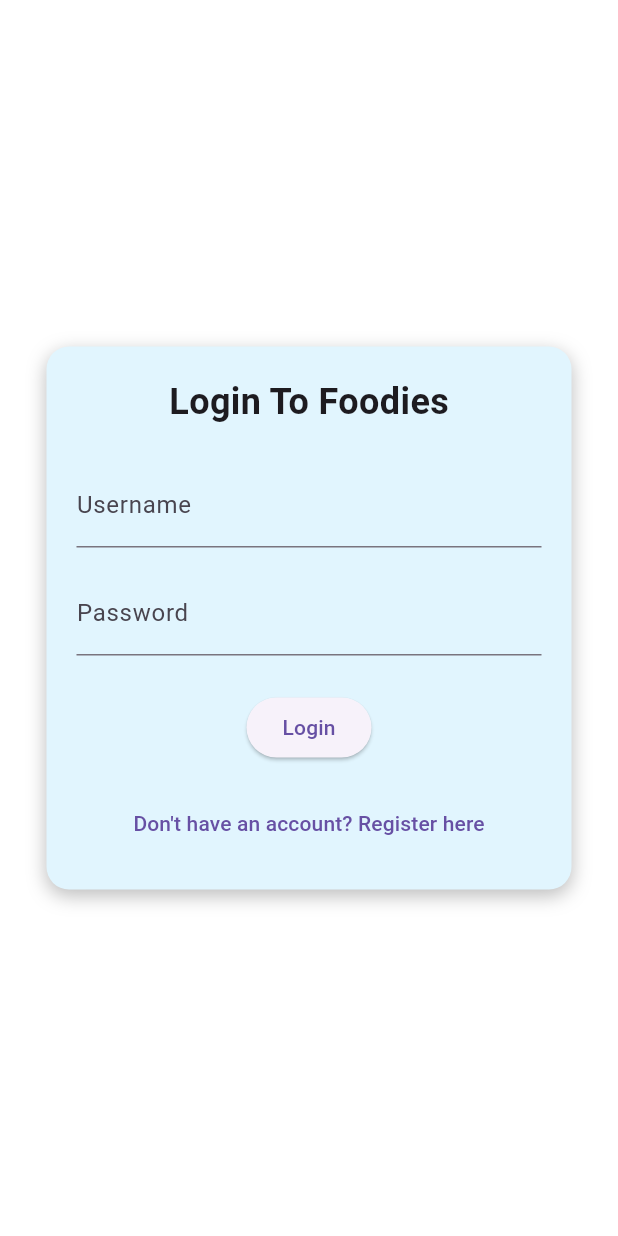
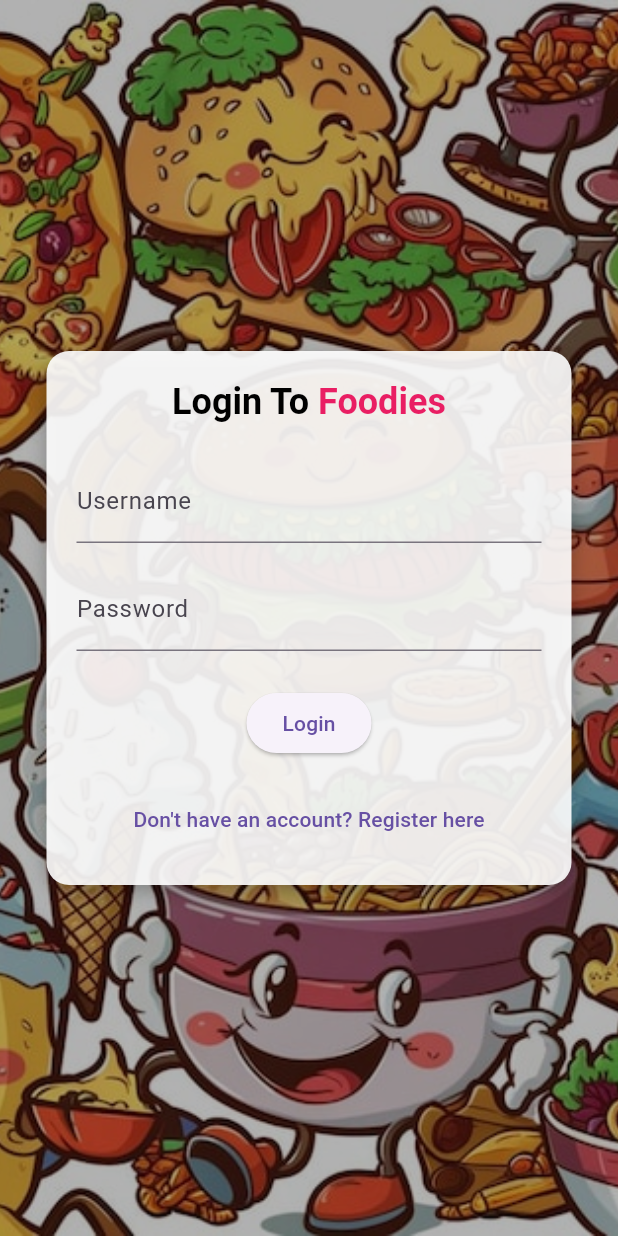
Before and after one commit to thisalma/Assignment-2-Mobile-App-Development, a Flutter app: the screen it shows after launch, on a phone screen of 412 x 824 dp. Run offline on Flutter 3.47's test engine with Material 3 defaults, Android fonts, the phone set to English and light mode, and no system bars.

Commit message:
inserting background pic ✨

```diff
--- a/lib/login.dart
+++ b/lib/login.dart
@@ -1,3 +1,5 @@
+// ignore_for_file: deprecated_member_use, duplicate_ignore
+
 import 'package:flutter/material.dart';
 import 'register.dart';
 import 'home.dart';
@@ -17,12 +19,29 @@ class _LoginScreenState extends State<LoginScreen> {
   @override
   Widget build(BuildContext context) {
     return Scaffold(
-      body: Center(
+      body: Stack(
+        children: [
+          // Background image
+          Container(
+            decoration: const BoxDecoration(
+              image: DecorationImage(
+                image: AssetImage('assets/images/food-pictures.jpg'), // <-- Your image
+                fit: BoxFit.cover,
+              ),
+            ),
+          ),
+          // Dark overlay for better readability
+          Container(
+            // ignore: deprecated_member_use
+            color: Colors.black.withOpacity(0.3),
+          ),
+          // Center login form
+          Center(
             child: Container(
               width: 350,
               padding: const EdgeInsets.all(20),
               decoration: BoxDecoration(
-            color: Colors.lightBlue.shade50,
+                color: Colors.white.withOpacity(0.9),
                 borderRadius: BorderRadius.circular(15),
                 boxShadow: const [
                   BoxShadow(
@@ -37,16 +56,36 @@ class _LoginScreenState extends State<LoginScreen> {
                 child: Column(
                   mainAxisSize: MainAxisSize.min,
                   children: [
-                const Text(
-                  'Login To Foodies',
-                  style: TextStyle(fontSize: 24, fontWeight: FontWeight.bold),
+                    RichText(
+                      text: const TextSpan(
+                        children: [
+                          TextSpan(
+                            text: 'Login To ',
+                            style: TextStyle(
+                              fontSize: 24,
+                              fontWeight: FontWeight.bold,
+                              color: Colors.black,
+                            ),
+                          ),
+                          TextSpan(
+                            text: 'Foodies',
+                            style: TextStyle(
+                              fontSize: 24,
+                              fontWeight: FontWeight.bold,
+                              color: Colors.pink,
+                            ),
+                          ),
+                        ],
+                      ),
                     ),
                     const SizedBox(height: 24),
                     TextFormField(
                       controller: _usernameController,
                       decoration: const InputDecoration(labelText: 'Username'),
                       validator: (value) =>
-                      value == null || value.trim().isEmpty ? 'Please enter a username' : null,
+                          value == null || value.trim().isEmpty
+                              ? 'Please enter a username'
+                              : null,
                     ),
                     const SizedBox(height: 16),
                     TextFormField(
@@ -54,7 +93,9 @@ class _LoginScreenState extends State<LoginScreen> {
                       decoration: const InputDecoration(labelText: 'Password'),
                       obscureText: true,
                       validator: (value) =>
-                      value == null || value.trim().isEmpty ? 'Please enter a password' : null,
+                          value == null || value.trim().isEmpty
+                              ? 'Please enter a password'
+                              : null,
                     ),
                     const SizedBox(height: 24),
                     ElevatedButton(
@@ -62,7 +103,8 @@ class _LoginScreenState extends State<LoginScreen> {
                         if (_formKey.currentState!.validate()) {
                           Navigator.pushReplacement(
                             context,
-                        MaterialPageRoute(builder: (context) => const HomePage()),
+                            MaterialPageRoute(
+                                builder: (context) => const HomePage()),
                           );
                         }
                       },
@@ -73,16 +115,20 @@ class _LoginScreenState extends State<LoginScreen> {
                       onPressed: () {
                         Navigator.push(
                           context,
-                      MaterialPageRoute(builder: (context) => const RegisterScreen()),
+                          MaterialPageRoute(
+                              builder: (context) => const RegisterScreen()),
                         );
                       },
-                  child: const Text('Don\'t have an account? Register here'),
+                      child: const Text(
+                          'Don\'t have an account? Register here'),
                     ),
                   ],
                 ),
               ),
             ),
           ),
+        ],
+      ),
     );
   }
 }
--- a/pubspec.yaml
+++ b/pubspec.yaml
@@ -57,6 +57,7 @@ flutter:
     - assets/images/vecteezy_ai-generated-hot-chocolate-drink-in-a-mug_31112850.png
     - assets/images/png-clipart-instant-noodle-ramen-korean-cuisine-shin-ramyun-nongshim-chinese-noodles-soup-food.png
     - assets/images/cadbury-dairy-milk-chocolate-bar-yd73712s82pgjpg8-yd73712s82pgjpg8.png
+    - assets/images/food-pictures.jpg
   uses-material-design: true
 
 
```
Also changed, not shown: assets/images/food-pictures.jpg (added). Lines whose indentation alone changed are shown as unchanged.
